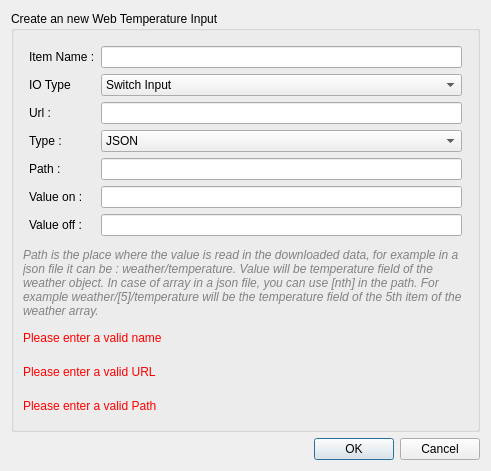
Before: the Qt Designer form data/DialogNewWebIO.ui in calaos/calaos_installer, drawn with Qt 5.
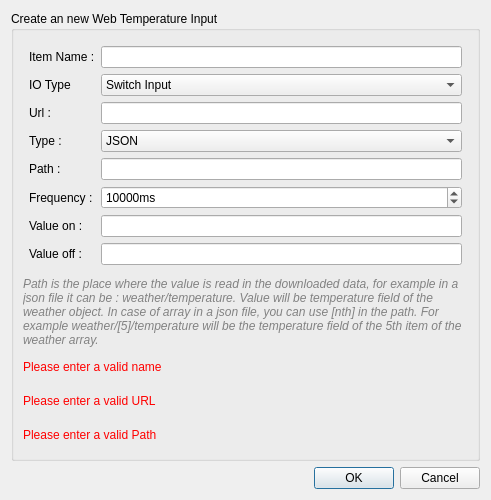
After: the same form once the commit is applied.

Patch:
```diff
--- a/data/DialogNewWebIO.ui
+++ b/data/DialogNewWebIO.ui
@@ -152,26 +152,46 @@
         <item row="4" column="1">
          <widget class="QLineEdit" name="edit_path"/>
         </item>
-        <item row="5" column="0">
+        <item row="6" column="0">
          <widget class="QLabel" name="label_value_on">
           <property name="text">
            <string>Value on :</string>
           </property>
          </widget>
         </item>
-        <item row="6" column="0">
+        <item row="7" column="0">
          <widget class="QLabel" name="label_value_off">
           <property name="text">
            <string>Value off :</string>
           </property>
          </widget>
         </item>
-        <item row="5" column="1">
-         <widget class="QLineEdit" name="edit_value_on"/>
-        </item>
         <item row="6" column="1">
+         <widget class="QLineEdit" name="edit_value_on"/>
+        </item>
+        <item row="7" column="1">
          <widget class="QLineEdit" name="edit_value_off"/>
         </item>
+        <item row="5" column="0">
+         <widget class="QLabel" name="label_5">
+          <property name="text">
+           <string>Frequency :</string>
+          </property>
+         </widget>
+        </item>
+        <item row="5" column="1">
+         <widget class="QSpinBox" name="spin_frequency">
+          <property name="suffix">
+           <string>ms</string>
+          </property>
+          <property name="maximum">
+           <number>999999999</number>
+          </property>
+          <property name="value">
+           <number>10000</number>
+          </property>
+         </widget>
+        </item>
        </layout>
       </item>
       <item>
```
Left out of the diff: 4 changed lines with no effect on the pictures.
